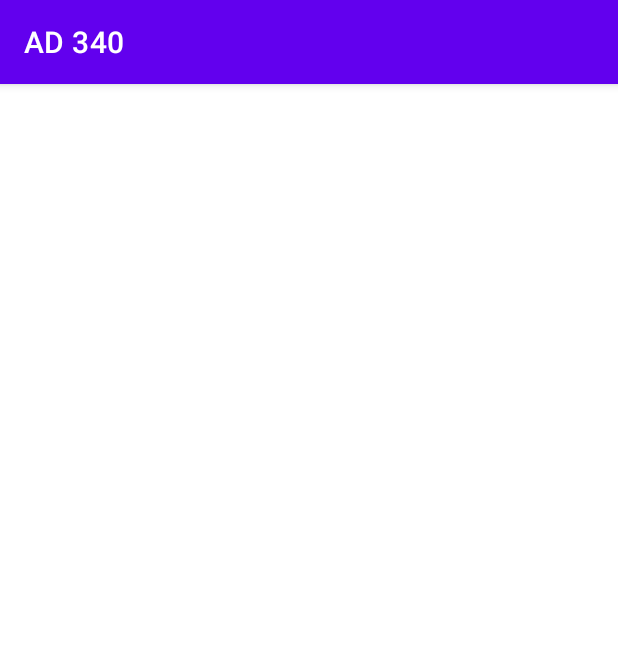
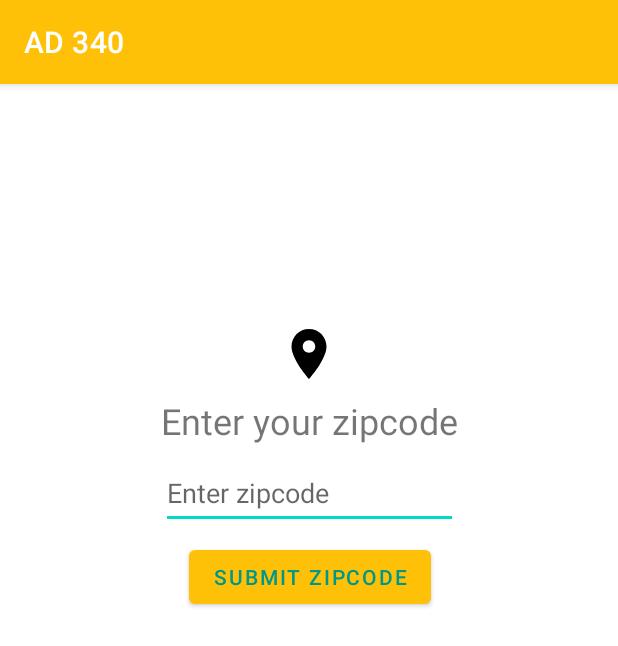
Before and after one commit to mustafa-sab3alarab/The-Weather-App, an Android app: the screen it shows after launch (MainActivity), on a phone screen of 412 x 824 dp. Shown: the top 646 px of the screen. Run offline under Robolectric (Android 15) with nearby library versions, the phone set to English and light mode, and no system bars.

Commit message:
edit ui activity_main.xml edit some code at MainActivity.kt

```diff
--- a/app/src/main/java/com/example/ad340/MainActivity.kt
+++ b/app/src/main/java/com/example/ad340/MainActivity.kt
@@ -4,13 +4,27 @@ import androidx.appcompat.app.AppCompatActivity
 import android.os.Bundle
 import android.view.Window
 import android.view.WindowManager
+import android.widget.Button
+import android.widget.EditText
+import android.widget.Toast
 
 class MainActivity : AppCompatActivity() {
     override fun onCreate(savedInstanceState: Bundle?) {
         super.onCreate(savedInstanceState)
         setContentView(R.layout.activity_main)
 
-        // Block ScreenShot in App
+        // Block Screen Shoot
         //window.setFlags(WindowManager.LayoutParams.FLAG_SECURE,WindowManager.LayoutParams.FLAG_SECURE)
+
+        val zipcodeEditText = findViewById<EditText>(R.id.zipcodeEditText)
+        val enterButton = findViewById<Button>(R.id.enterButton)
+
+        enterButton.setOnClickListener {
+            val zipcode = zipcodeEditText.text.toString()
+            if (zipcode.length != 5) {
+                Toast.makeText(this, R.string.zipcode_entry_error, Toast.LENGTH_SHORT).show()
+            }
+            Toast.makeText(this, zipcode, Toast.LENGTH_SHORT).show()
+        }
     }
 }
--- /dev/null
+++ b/app/src/main/res/drawable/ic_location.xml
@@ -0,0 +1,10 @@
+<vector xmlns:android="http://schemas.android.com/apk/res/android"
+    android:width="24dp"
+    android:height="24dp"
+    android:viewportWidth="24"
+    android:viewportHeight="24"
+    android:tint="?attr/colorControlNormal">
+  <path
+      android:fillColor="@android:color/white"
+      android:pathData="M12,2C8.13,2 5,5.13 5,9c0,5.25 7,13 7,13s7,-7.75 7,-13c0,-3.87 -3.13,-7 -7,-7zM12,11.5c-1.38,0 -2.5,-1.12 -2.5,-2.5s1.12,-2.5 2.5,-2.5 2.5,1.12 2.5,2.5 -1.12,2.5 -2.5,2.5z"/>
+</vector>
--- a/app/src/main/res/layout/activity_main.xml
+++ b/app/src/main/res/layout/activity_main.xml
@@ -4,4 +4,52 @@
     xmlns:tools="http://schemas.android.com/tools"
     android:layout_width="match_parent"
     android:layout_height="match_parent"
-    tools:context=".MainActivity"/>
+    tools:context=".MainActivity">
+
+    <ImageView
+        android:id="@+id/icon"
+        android:layout_width="@dimen/zipcode_entry_icon_size"
+        android:layout_height="@dimen/zipcode_entry_icon_size"
+        android:tint="@color/black"
+        app:layout_constraintBottom_toBottomOf="parent"
+        app:layout_constraintEnd_toEndOf="parent"
+        app:layout_constraintStart_toStartOf="parent"
+        app:layout_constraintTop_toTopOf="parent"
+        app:layout_constraintVertical_bias="0.22000003"
+        app:srcCompat="@drawable/ic_location"
+        tools:ignore="UseAppTint" />
+
+    <TextView
+        android:id="@+id/title"
+        android:layout_width="wrap_content"
+        android:layout_height="wrap_content"
+        android:layout_marginTop="8dp"
+        android:text="@string/enter_your_zipcode"
+        android:textSize="@dimen/title_text_height"
+        app:layout_constraintEnd_toEndOf="@+id/icon"
+        app:layout_constraintStart_toStartOf="@+id/icon"
+        app:layout_constraintTop_toBottomOf="@+id/icon" />
+
+    <EditText
+        android:id="@+id/zipcodeEditText"
+        android:layout_width="0dp"
+        android:layout_height="wrap_content"
+        android:layout_marginTop="8dp"
+        android:hint="@string/enter_zipcode"
+        android:inputType="number"
+        android:maxLines="1"
+        android:minHeight="48dp"
+        app:layout_constraintEnd_toEndOf="@+id/title"
+        app:layout_constraintStart_toStartOf="@+id/title"
+        app:layout_constraintTop_toBottomOf="@+id/title" />
+
+    <Button
+        android:id="@+id/enterButton"
+        android:layout_width="wrap_content"
+        android:layout_height="wrap_content"
+        android:layout_marginTop="8dp"
+        android:text="@string/submit_zipcode"
+        app:layout_constraintEnd_toEndOf="@+id/zipcodeEditText"
+        app:layout_constraintStart_toStartOf="@+id/zipcodeEditText"
+        app:layout_constraintTop_toBottomOf="@+id/zipcodeEditText" />
+</androidx.constraintlayout.widget.ConstraintLayout>
--- /dev/null
+++ b/app/src/main/res/values/dimens.xml
@@ -0,0 +1,5 @@
+<?xml version="1.0" encoding="utf-8"?>
+<resources>
+    <dimen name="title_text_height">24sp</dimen>
+    <dimen name="zipcode_entry_icon_size">40dp</dimen>
+</resources>
--- a/app/src/main/res/values/strings.xml
+++ b/app/src/main/res/values/strings.xml
@@ -1,3 +1,7 @@
 <resources>
     <string name="app_name">AD 340</string>
+    <string name="enter_your_zipcode">Enter your zipcode</string>
+    <string name="enter_zipcode">Enter zipcode</string>
+    <string name="submit_zipcode">Submit zipcode</string>
+    <string name="zipcode_entry_error">Please enter valid zipcode</string>
 </resources>
--- a/app/src/main/res/values/themes.xml
+++ b/app/src/main/res/values/themes.xml
@@ -2,9 +2,9 @@
     <!-- Base application theme. -->
     <style name="Theme.AD340" parent="Theme.MaterialComponents.DayNight.DarkActionBar">
         <!-- Primary brand color. -->
-        <item name="colorPrimary">@color/purple_500</item>
-        <item name="colorPrimaryVariant">@color/purple_700</item>
-        <item name="colorOnPrimary">@color/white</item>
+        <item name="colorPrimary">#FFC107</item>
+        <item name="colorPrimaryVariant">#FFA000</item>
+        <item name="colorOnPrimary">#009688</item>
         <!-- Secondary brand color. -->
         <item name="colorSecondary">@color/teal_200</item>
         <item name="colorSecondaryVariant">@color/teal_700</item>
```
